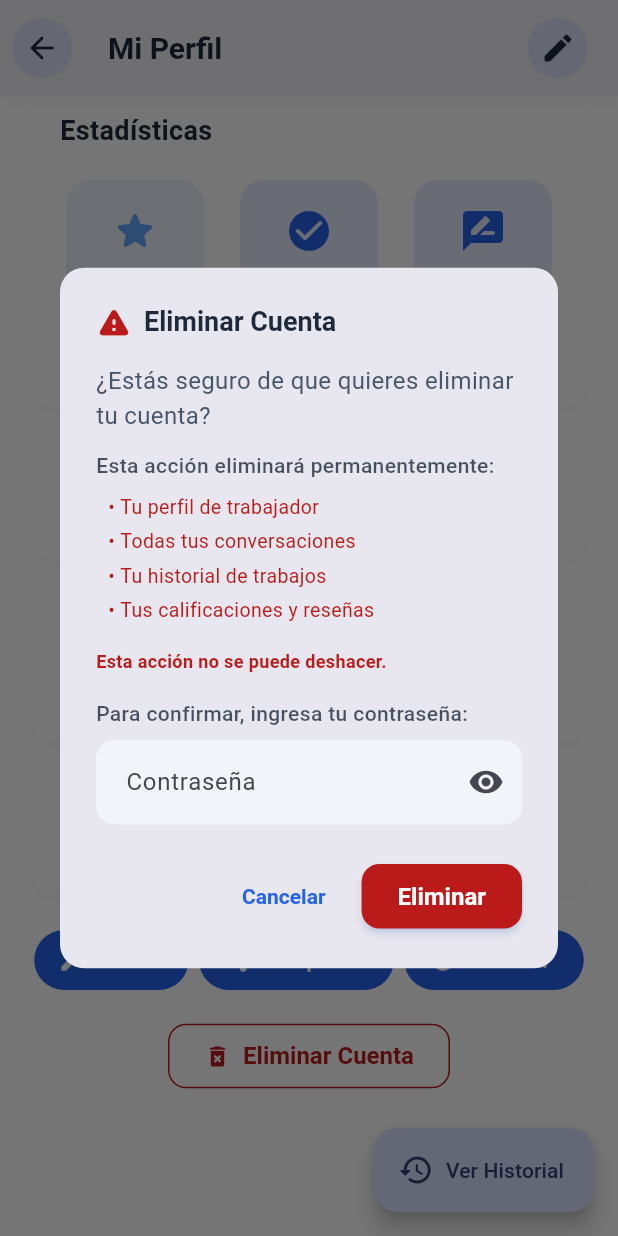
After one commit to Y-ostin/Front-ChambaPE, a Flutter app: the WorkerProfileScreen screen opened by its route, scrolled down 464 dp, after a tap on "Eliminar Cuenta", on a phone screen of 412 x 824 dp. The commit adds this screen. Run offline on Flutter 3.47's test engine with Material 3 defaults, Android fonts, the phone set to English and light mode, and no system bars; our stand-ins replace cloud_firestore, file_picker, firebase_auth, firebase_core, go_router, google_fonts and 2 more; accounts and stored records are empty; network calls fail.

Commit message:
feat: lanzamiento final

```diff
--- a/lib/main.dart
+++ b/lib/main.dart
@@ -26,13 +26,13 @@ void main() async {
         ChangeNotifierProvider(create: (context) => LanguageProvider()),
         ChangeNotifierProvider(create: (context) => WorkerProvider()),
       ],
-      child: const ManosExpertasApp(),
+      child: const ChambaPEApp(),
     ),
   );
 }
 
-class ManosExpertasApp extends StatelessWidget {
-  const ManosExpertasApp({super.key});
+class ChambaPEApp extends StatelessWidget {
+  const ChambaPEApp({super.key});
 
   @override
   Widget build(BuildContext context) {
--- a/lib/providers/language_provider.dart
+++ b/lib/providers/language_provider.dart
@@ -133,7 +133,7 @@ class LanguageProvider extends ChangeNotifier {
     'historial_trabajos': 'Historial de trabajos',
     'trabajos': 'Trabajos',
     'rating': 'Rating',
-    'manos_expertas': 'Manos Expertas',
+    'manos_expertas': 'ChambaPE',
     'tecnicos_disponibles': 'técnicos disponibles',
     'no_se_encontraron_tecnicos': 'No se encontraron técnicos',
     'intenta_cambiar_filtros': 'Intenta cambiar los filtros o la búsqueda',
@@ -213,7 +213,7 @@ class LanguageProvider extends ChangeNotifier {
     'historial_trabajos': 'Work History',
     'trabajos': 'Jobs',
     'rating': 'Rating',
-    'manos_expertas': 'Expert Hands',
+    'manos_expertas': 'ChambaPE',
     'tecnicos_disponibles': 'technicians available',
     'no_se_encontraron_tecnicos': 'No technicians found',
     'intenta_cambiar_filtros': 'Try changing filters or search',
@@ -292,7 +292,7 @@ class LanguageProvider extends ChangeNotifier {
     'historial_trabajos': 'Histórico de Trabalhos',
     'trabajos': 'Trabalhos',
     'rating': 'Avaliação',
-    'manos_expertas': 'Mãos Especializadas',
+    'manos_expertas': 'ChambaPE',
     'tecnicos_disponibles': 'técnicos disponíveis',
     'no_se_encontraron_tecnicos': 'Nenhum técnico encontrado',
     'intenta_cambiar_filtros': 'Tente alterar filtros ou pesquisa',
--- a/lib/screens/home_client/home_client_screen.dart
+++ b/lib/screens/home_client/home_client_screen.dart
@@ -357,7 +357,7 @@ class _HomeClientScreenState extends State<HomeClientScreen>
                   crossAxisAlignment: CrossAxisAlignment.start,
                   children: [
                     Text(
-                      'Manos Expertas',
+                      'ChambaPE',
                       style: TextStyle(
                         fontSize: 24,
                         fontWeight: FontWeight.w700,
--- a/lib/screens/login/login_screen.dart
+++ b/lib/screens/login/login_screen.dart
@@ -49,7 +49,7 @@ class _LoginScreenState extends State<LoginScreen> {
             mainAxisSize: MainAxisSize.min,
             children: [
               Text(
-                'MANOS EXPERTAS',
+                'ChambaPE',
                 style: theme.textTheme.headlineMedium?.copyWith(
                   fontWeight: FontWeight.bold,
                 ),
--- a/lib/screens/profile/worker_profile_screen.dart
+++ b/lib/screens/profile/worker_profile_screen.dart
@@ -3,6 +3,7 @@ import 'package:go_router/go_router.dart';
 import 'package:provider/provider.dart';
 import '../../providers/auth_provider.dart';
 import '../../providers/worker_provider.dart';
+import '../../widgets/delete_account_dialog.dart';
 
 class WorkerProfileScreen extends StatefulWidget {
   const WorkerProfileScreen({super.key});
@@ -286,7 +287,9 @@ class _WorkerProfileScreenState extends State<WorkerProfileScreen>
 
   Widget _buildActionButtons() {
     final colorScheme = Theme.of(context).colorScheme;
-    return Row(
+    return Column(
+      children: [
+        Row(
           mainAxisAlignment: MainAxisAlignment.spaceEvenly,
           children: [
             FilledButton.icon(
@@ -303,6 +306,18 @@ class _WorkerProfileScreenState extends State<WorkerProfileScreen>
               onPressed: () => context.go('/workerHistory'),
               icon: const Icon(Icons.history_rounded),
               label: const Text('Historial'),
+            ),
+          ],
+        ),
+        const SizedBox(height: 16),
+        OutlinedButton.icon(
+          onPressed: () => _showDeleteAccountDialog(context),
+          icon: const Icon(Icons.delete_forever_rounded),
+          label: const Text('Eliminar Cuenta'),
+          style: OutlinedButton.styleFrom(
+            foregroundColor: colorScheme.error,
+            side: BorderSide(color: colorScheme.error),
+          ),
         ),
       ],
     );
@@ -648,4 +663,21 @@ class _WorkerProfileScreenState extends State<WorkerProfileScreen>
       ),
     );
   }
+
+  void _showDeleteAccountDialog(BuildContext context) {
+    showDialog(
+      context: context,
+      builder:
+          (context) => DeleteAccountDialog(
+            title: 'Eliminar Cuenta',
+            message: '¿Estás seguro de que quieres eliminar tu cuenta?',
+            itemsToDelete: [
+              'Tu perfil de trabajador',
+              'Todas tus conversaciones',
+              'Tu historial de trabajos',
+              'Tus calificaciones y reseñas',
+            ],
+          ),
+    );
   }
+}
--- /dev/null
+++ b/lib/widgets/delete_account_dialog.dart
@@ -0,0 +1,220 @@
+import 'package:flutter/material.dart';
+import 'package:provider/provider.dart';
+import 'package:go_router/go_router.dart';
+import '../providers/auth_provider.dart';
+
+class DeleteAccountDialog extends StatefulWidget {
+  final String title;
+  final String message;
+  final List<String> itemsToDelete;
+
+  const DeleteAccountDialog({
+    super.key,
+    required this.title,
+    required this.message,
+    required this.itemsToDelete,
+  });
+
+  @override
+  State<DeleteAccountDialog> createState() => _DeleteAccountDialogState();
+}
+
+class _DeleteAccountDialogState extends State<DeleteAccountDialog> {
+  final _passwordController = TextEditingController();
+  bool _isLoading = false;
+  bool _obscurePassword = true;
+
+  @override
+  void dispose() {
+    _passwordController.dispose();
+    super.dispose();
+  }
+
+  @override
+  Widget build(BuildContext context) {
+    final colorScheme = Theme.of(context).colorScheme;
+
+    return AlertDialog(
+      shape: RoundedRectangleBorder(borderRadius: BorderRadius.circular(16)),
+      title: Row(
+        children: [
+          Icon(Icons.warning_rounded, color: colorScheme.error, size: 24),
+          const SizedBox(width: 8),
+          Expanded(
+            child: Text(
+              widget.title,
+              style: const TextStyle(fontWeight: FontWeight.w600),
+            ),
+          ),
+        ],
+      ),
+      content: Column(
+        mainAxisSize: MainAxisSize.min,
+        crossAxisAlignment: CrossAxisAlignment.start,
+        children: [
+          Text(widget.message, style: const TextStyle(fontSize: 16)),
+          const SizedBox(height: 12),
+          Text(
+            'Esta acción eliminará permanentemente:',
+            style: TextStyle(
+              fontSize: 14,
+              fontWeight: FontWeight.w500,
+              color: colorScheme.onSurface.withOpacity(0.8),
+            ),
+          ),
+          const SizedBox(height: 8),
+          ...widget.itemsToDelete.map(
+            (item) => Padding(
+              padding: const EdgeInsets.only(left: 8, bottom: 4),
+              child: Row(
+                crossAxisAlignment: CrossAxisAlignment.start,
+                children: [
+                  Text(
+                    '• ',
+                    style: TextStyle(fontSize: 13, color: colorScheme.error),
+                  ),
+                  Expanded(
+                    child: Text(
+                      item,
+                      style: TextStyle(fontSize: 13, color: colorScheme.error),
+                    ),
+                  ),
+                ],
+              ),
+            ),
+          ),
+          const SizedBox(height: 12),
+          Text(
+            'Esta acción no se puede deshacer.',
+            style: TextStyle(
+              fontSize: 12,
+              color: colorScheme.error,
+              fontWeight: FontWeight.w600,
+            ),
+          ),
+          const SizedBox(height: 16),
+          Text(
+            'Para confirmar, ingresa tu contraseña:',
+            style: TextStyle(
+              fontSize: 14,
+              fontWeight: FontWeight.w500,
+              color: colorScheme.onSurface.withOpacity(0.8),
+            ),
+          ),
+          const SizedBox(height: 8),
+          TextField(
+            controller: _passwordController,
+            obscureText: _obscurePassword,
+            decoration: InputDecoration(
+              hintText: 'Contraseña',
+              border: OutlineInputBorder(
+                borderRadius: BorderRadius.circular(12),
+              ),
+              suffixIcon: IconButton(
+                icon: Icon(
+                  _obscurePassword ? Icons.visibility : Icons.visibility_off,
+                ),
+                onPressed: () {
+                  setState(() {
+                    _obscurePassword = !_obscurePassword;
+                  });
+                },
+              ),
+            ),
+          ),
+        ],
+      ),
+      actions: [
+        TextButton(
+          onPressed: _isLoading ? null : () => Navigator.pop(context),
+          child: const Text('Cancelar'),
+        ),
+        ElevatedButton(
+          onPressed: _isLoading ? null : _deleteAccount,
+          style: ElevatedButton.styleFrom(
+            backgroundColor: colorScheme.error,
+            foregroundColor: colorScheme.onError,
+            shape: RoundedRectangleBorder(
+              borderRadius: BorderRadius.circular(12),
+            ),
+          ),
+          child:
+              _isLoading
+                  ? const SizedBox(
+                    height: 16,
+                    width: 16,
+                    child: CircularProgressIndicator(
+                      strokeWidth: 2,
+                      valueColor: AlwaysStoppedAnimation<Color>(Colors.white),
+                    ),
+                  )
+                  : const Text('Eliminar'),
+        ),
+      ],
+    );
+  }
+
+  Future<void> _deleteAccount() async {
+    if (_passwordController.text.trim().isEmpty) {
+      ScaffoldMessenger.of(context).showSnackBar(
+        const SnackBar(
+          content: Text('Por favor ingresa tu contraseña'),
+          backgroundColor: Colors.orange,
+        ),
+      );
+      return;
+    }
+
+    setState(() {
+      _isLoading = true;
+    });
+
+    try {
+      final authProvider = context.read<AuthProvider>();
+
+      // Eliminar cuenta con reautenticación
+      await authProvider.deleteAccountWithReauth(
+        _passwordController.text.trim(),
+      );
+
+      // Cerrar el diálogo
+      if (mounted) {
+        Navigator.pop(context);
+      }
+
+      // Mostrar mensaje de éxito y navegar al login
+      if (mounted) {
+        ScaffoldMessenger.of(context).showSnackBar(
+          SnackBar(
+            content: Text('Cuenta eliminada exitosamente'),
+            backgroundColor: Colors.green[600],
+          ),
+        );
+        context.go('/');
+      }
+    } catch (e) {
+      setState(() {
+        _isLoading = false;
+      });
+
+      String errorMessage = 'Error al eliminar cuenta';
+
+      if (e.toString().contains('wrong-password')) {
+        errorMessage = 'Contraseña incorrecta';
+      } else if (e.toString().contains('user-mismatch')) {
+        errorMessage = 'Error de autenticación';
+      } else if (e.toString().contains('requires-recent-login')) {
+        errorMessage = 'Sesión expirada, inicia sesión nuevamente';
+      }
+
+      if (mounted) {
+        ScaffoldMessenger.of(context).showSnackBar(
+          SnackBar(
+            content: Text(errorMessage),
+            backgroundColor: Colors.red[600],
+          ),
+        );
+      }
+    }
+  }
+}
--- a/pubspec.yaml
+++ b/pubspec.yaml
@@ -1,5 +1,5 @@
-name: manos_expertas
-description: "A new Flutter project."
+name: chamba_pe
+description: "ChambaPE - Encuentra trabajadores expertos en Perú."
 # The following line prevents the package from being accidentally published to
 # pub.dev using `flutter pub publish`. This is preferred for private packages.
 publish_to: 'none' # Remove this line if you wish to publish to pub.dev
```
Also changed, not shown: lib/providers/auth_provider.dart (+146 -0 lines), lib/screens/settings/settings_screen.dart (+12 -50 lines), 7 other files. Lines whose indentation alone changed are shown as unchanged.
